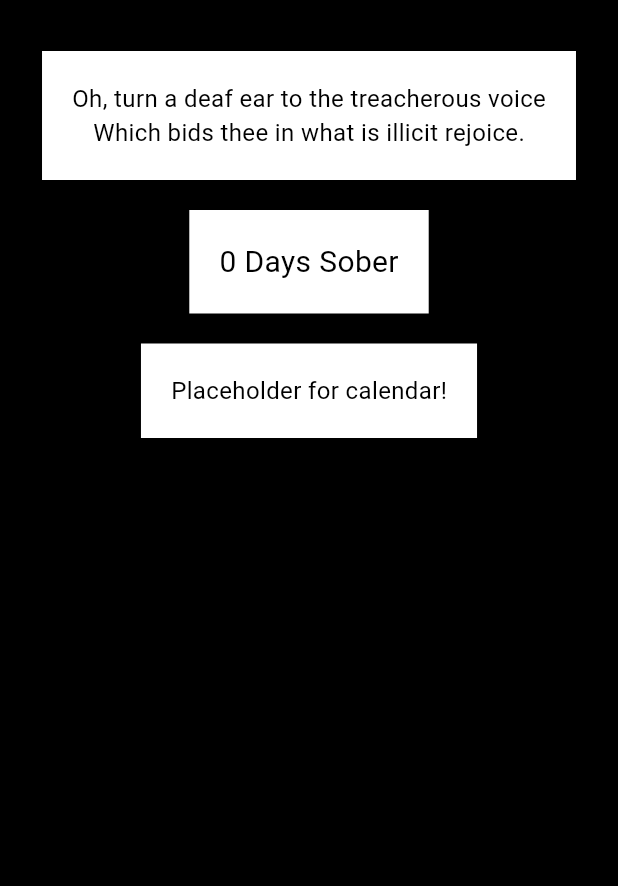
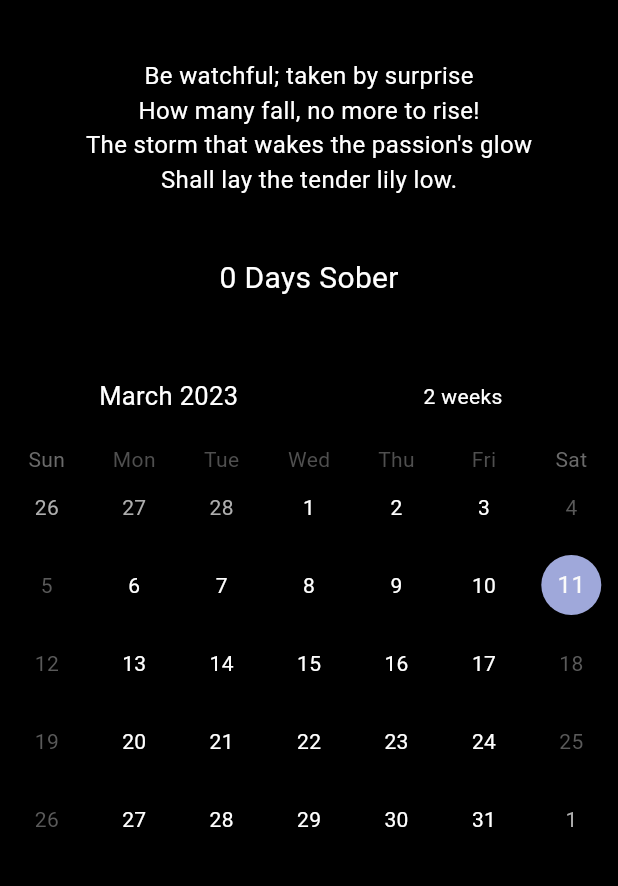
Before and after one commit to matt0681/Addiction-Recovery-App, a Flutter app: the screen it shows after launch, on a phone screen of 412 x 824 dp, the part 63-949 px from its top. Run offline on Flutter 3.47's test engine with Material 2 defaults, Android fonts, the phone set to English and light mode, and no system bars; drawn by our look-alikes of table_calendar.

Commit message:
Added a calendar to the tracker page and updated the text and colors.

```diff
--- a/lib/main.dart
+++ b/lib/main.dart
@@ -1,6 +1,7 @@
 import 'dart:async';
 import 'package:flutter/material.dart';
 import 'package:provider/provider.dart';
+import 'package:table_calendar/table_calendar.dart';
 
 // This runs the MyApp Widget.
 void main() {
@@ -62,7 +63,7 @@ class _InitialPageState extends State<InitialPage> {
     // 4 second timer for the loading screen to show our motto/name.
     // Set to zero for testing the rest of the app.
     timer = Timer(
-      const Duration(seconds: 0),
+      const Duration(seconds: 4),
       () {
         Navigator.pushReplacement(
           context,
@@ -175,42 +176,70 @@ class TrackerPage extends StatelessWidget {
         width: MediaQuery.of(context).size.width,
         child: Column(
           children: <Widget>[
-            SizedBox(height: 20,),
+            SizedBox(height: 5,),
 
             Container(
               padding: EdgeInsets.all(20),
-              color: Colors.white,
+              color: Colors.black,
               child: Column(
                 children: [
                   Text(
-                    'Oh, turn a deaf ear to the treacherous voice',
-                    style: TextStyle(color: Colors.black, fontSize: 16),
+                    'Be watchful; taken by surprise',
+                    style: TextStyle(color: Colors.white, fontSize: 16),
                   ),
                   Text(
-                    'Which bids thee in what is illicit rejoice.',
-                    style: TextStyle(color: Colors.black, fontSize: 16),
+                    'How many fall, no more to rise!',
+                    style: TextStyle(color: Colors.white, fontSize: 16),
+                  ),
+                  Text(
+                    "The storm that wakes the passion's glow",
+                    style: TextStyle(color: Colors.white, fontSize: 16),
+                  ),
+                  Text(
+                    'Shall lay the tender lily low.',
+                    style: TextStyle(color: Colors.white, fontSize: 16),
                   ),
                 ],
+              ),
+            ),
+
+            SizedBox(height: 10,),
+
+            Container(
+              padding: EdgeInsets.all(10),
+              color: Colors.black,
+              child: Text(
+                '${appState.timeSober} Days Sober',
+                style: TextStyle(color: Colors.white, fontSize: 20),
               ),
             ),
 
             SizedBox(height: 20,),
 
             Container(
-              padding: EdgeInsets.all(20),
-              color: Colors.white,
-              child: Text(
-                '${appState.timeSober} Days Sober',
-                style: TextStyle(color: Colors.black, fontSize: 20),
+              padding: EdgeInsets.all(2),
+              // color: Colors.white,
+              child: TableCalendar(
+                focusedDay: DateTime.now(),
+                firstDay: DateTime.utc(2000, 1, 1),
+                lastDay: DateTime.utc(2100, 1, 1),
+                // selectedDayPredicate: (day) {
+                //   return isSameDay(_selectedDay, day);
+                // },
+                // onDaySelected: (selectedDay, focusedDay) {
+                //   setState(() {
+                //     _selectedDay = selectedDay;
+                //     _focusedDay = focusedDay;
+                //   });
+                // },
+                // calendarFormat: _calendarFormat,
+                // onFormatChanged: (format) {
+                //   setState(() {
+                //     _calendarFormat = format;
+                //   });
+                // },
               ),
-            ),
-
-            SizedBox(height: 20,),
-
-            Container(
-              padding: EdgeInsets.all(20),
-              color: Colors.white,
-              child: Text('Placeholder for calendar!', style: TextStyle(color: Colors.black, fontSize: 16)),
+              // Text('Placeholder for calendar!', style: TextStyle(color: Colors.black, fontSize: 16)),
             ),
 
             SizedBox(height: 20,),
--- a/pubspec.yaml
+++ b/pubspec.yaml
@@ -37,6 +37,7 @@ dependencies:
   cupertino_icons: ^1.0.2
   english_words: ^4.0.0
   provider: ^6.0.0
+  table_calendar: ^3.0.9
 
 dev_dependencies:
   flutter_test:
```
Also changed, not shown: pubspec.lock.
